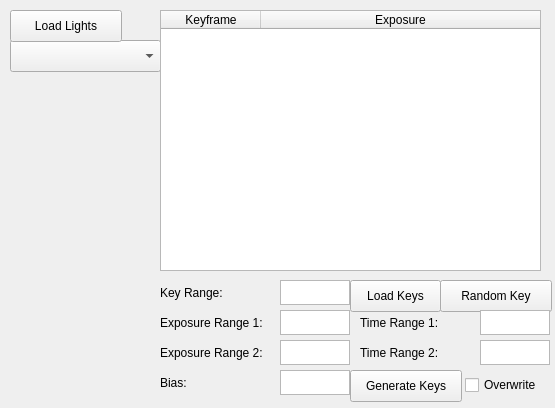
This is test.ui in kellyme213/Flicker as Qt 5 draws it before an edit. The edited form follows.
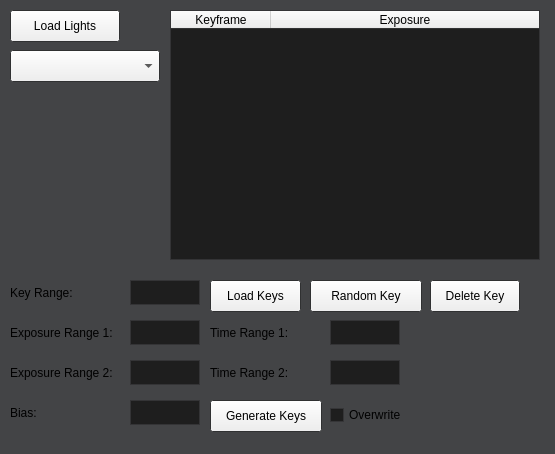
This is the edited form.

Diff of the .ui file:
```diff
--- a/test.ui
+++ b/test.ui
@@ -7,17 +7,81 @@
     <x>0</x>
     <y>0</y>
     <width>555</width>
-    <height>408</height>
+    <height>454</height>
    </rect>
   </property>
+  <property name="palette">
+   <palette>
+    <active>
+     <colorrole role="Base">
+      <brush brushstyle="SolidPattern">
+       <color alpha="255">
+        <red>30</red>
+        <green>30</green>
+        <blue>30</blue>
+       </color>
+      </brush>
+     </colorrole>
+     <colorrole role="Window">
+      <brush brushstyle="SolidPattern">
+       <color alpha="255">
+        <red>67</red>
+        <green>68</green>
+        <blue>70</blue>
+       </color>
+      </brush>
+     </colorrole>
+    </active>
+    <inactive>
+     <colorrole role="Base">
+      <brush brushstyle="SolidPattern">
+       <color alpha="255">
+        <red>30</red>
+        <green>30</green>
+        <blue>30</blue>
+       </color>
+      </brush>
+     </colorrole>
+     <colorrole role="Window">
+      <brush brushstyle="SolidPattern">
+       <color alpha="255">
+        <red>67</red>
+        <green>68</green>
+        <blue>70</blue>
+       </color>
+      </brush>
+     </colorrole>
+    </inactive>
+    <disabled>
+     <colorrole role="Base">
+      <brush brushstyle="SolidPattern">
+       <color alpha="255">
+        <red>67</red>
+        <green>68</green>
+        <blue>70</blue>
+       </color>
+      </brush>
+     </colorrole>
+     <colorrole role="Window">
+      <brush brushstyle="SolidPattern">
+       <color alpha="255">
+        <red>67</red>
+        <green>68</green>
+        <blue>70</blue>
+       </color>
+      </brush>
+     </colorrole>
+    </disabled>
+   </palette>
+  </property>
   <property name="windowTitle">
    <string>Flicker</string>
   </property>
   <widget class="QPushButton" name="generateKeysButton">
    <property name="geometry">
     <rect>
-     <x>350</x>
-     <y>370</y>
+     <x>210</x>
+     <y>400</y>
      <width>112</width>
      <height>32</height>
     </rect>
@@ -29,7 +93,7 @@
   <widget class="QPushButton" name="randomKeyButton">
    <property name="geometry">
     <rect>
-     <x>440</x>
+     <x>310</x>
      <y>280</y>
      <width>112</width>
      <height>32</height>
@@ -43,8 +107,8 @@
    <property name="geometry">
     <rect>
      <x>10</x>
-     <y>40</y>
-     <width>151</width>
+     <y>50</y>
+     <width>150</width>
      <height>32</height>
     </rect>
    </property>
@@ -60,7 +124,7 @@
     <rect>
      <x>10</x>
      <y>10</y>
-     <width>112</width>
+     <width>110</width>
      <height>32</height>
     </rect>
    </property>
@@ -71,10 +135,10 @@
   <widget class="QTableWidget" name="keyTableWidget">
    <property name="geometry">
     <rect>
-     <x>160</x>
+     <x>170</x>
      <y>10</y>
-     <width>381</width>
-     <height>261</height>
+     <width>370</width>
+     <height>250</height>
     </rect>
    </property>
    <property name="columnCount">
@@ -103,7 +167,7 @@
   <widget class="QLabel" name="keyRangeLabel">
    <property name="geometry">
     <rect>
-     <x>160</x>
+     <x>10</x>
      <y>285</y>
      <width>81</width>
      <height>16</height>
@@ -116,7 +180,7 @@
   <widget class="QTextEdit" name="keyRangeTextEdit">
    <property name="geometry">
     <rect>
-     <x>280</x>
+     <x>130</x>
      <y>280</y>
      <width>70</width>
      <height>25</height>
@@ -126,8 +190,8 @@
   <widget class="QLabel" name="exposureRange1Label">
    <property name="geometry">
     <rect>
-     <x>160</x>
-     <y>315</y>
+     <x>10</x>
+     <y>325</y>
      <width>121</width>
      <height>16</height>
     </rect>
@@ -139,8 +203,8 @@
   <widget class="QLabel" name="exposureRange2Label">
    <property name="geometry">
     <rect>
-     <x>160</x>
-     <y>345</y>
+     <x>10</x>
+     <y>365</y>
      <width>121</width>
      <height>16</height>
     </rect>
@@ -152,8 +216,8 @@
   <widget class="QTextEdit" name="exposureRange1TextEdit">
    <property name="geometry">
     <rect>
-     <x>280</x>
-     <y>310</y>
+     <x>130</x>
+     <y>320</y>
      <width>70</width>
      <height>25</height>
     </rect>
@@ -162,8 +226,8 @@
   <widget class="QTextEdit" name="exposureRange2TextEdit">
    <property name="geometry">
     <rect>
-     <x>280</x>
-     <y>340</y>
+     <x>130</x>
+     <y>360</y>
      <width>70</width>
      <height>25</height>
     </rect>
@@ -172,8 +236,8 @@
   <widget class="QTextEdit" name="exposureRange2TextEdit_2">
    <property name="geometry">
     <rect>
-     <x>480</x>
-     <y>340</y>
+     <x>330</x>
+     <y>360</y>
      <width>70</width>
      <height>25</height>
     </rect>
@@ -182,8 +246,8 @@
   <widget class="QTextEdit" name="exposureRange1TextEdit_2">
    <property name="geometry">
     <rect>
-     <x>480</x>
-     <y>310</y>
+     <x>330</x>
+     <y>320</y>
      <width>70</width>
      <height>25</height>
     </rect>
@@ -192,8 +256,8 @@
   <widget class="QLabel" name="timeRange2Label">
    <property name="geometry">
     <rect>
-     <x>360</x>
-     <y>345</y>
+     <x>210</x>
+     <y>365</y>
      <width>121</width>
      <height>16</height>
     </rect>
@@ -205,8 +269,8 @@
   <widget class="QLabel" name="timeRange1Label">
    <property name="geometry">
     <rect>
-     <x>360</x>
-     <y>315</y>
+     <x>210</x>
+     <y>325</y>
      <width>121</width>
      <height>16</height>
     </rect>
@@ -218,8 +282,8 @@
   <widget class="QTextEdit" name="biasTextEdit">
    <property name="geometry">
     <rect>
-     <x>280</x>
-     <y>370</y>
+     <x>130</x>
+     <y>400</y>
      <width>70</width>
      <height>25</height>
     </rect>
@@ -228,8 +292,8 @@
   <widget class="QLabel" name="biasLabel">
    <property name="geometry">
     <rect>
-     <x>160</x>
-     <y>375</y>
+     <x>10</x>
+     <y>405</y>
      <width>121</width>
      <height>16</height>
     </rect>
@@ -241,7 +305,7 @@
   <widget class="QPushButton" name="loadKeysButton">
    <property name="geometry">
     <rect>
-     <x>350</x>
+     <x>210</x>
      <y>280</y>
      <width>91</width>
      <height>32</height>
@@ -254,9 +318,9 @@
   <widget class="QCheckBox" name="overwriteCheckBox">
    <property name="geometry">
     <rect>
-     <x>465</x>
-     <y>375</y>
-     <width>86</width>
+     <x>330</x>
+     <y>405</y>
+     <width>85</width>
      <height>20</height>
     </rect>
    </property>
@@ -264,6 +328,19 @@
     <string>Overwrite</string>
    </property>
   </widget>
+  <widget class="QPushButton" name="deleteKeyButton">
+   <property name="geometry">
+    <rect>
+     <x>430</x>
+     <y>280</y>
+     <width>90</width>
+     <height>32</height>
+    </rect>
+   </property>
+   <property name="text">
+    <string>Delete Key</string>
+   </property>
+  </widget>
  </widget>
  <resources/>
  <connections/>
```
Left out of the diff: 10 changed lines with no effect on the pictures.
